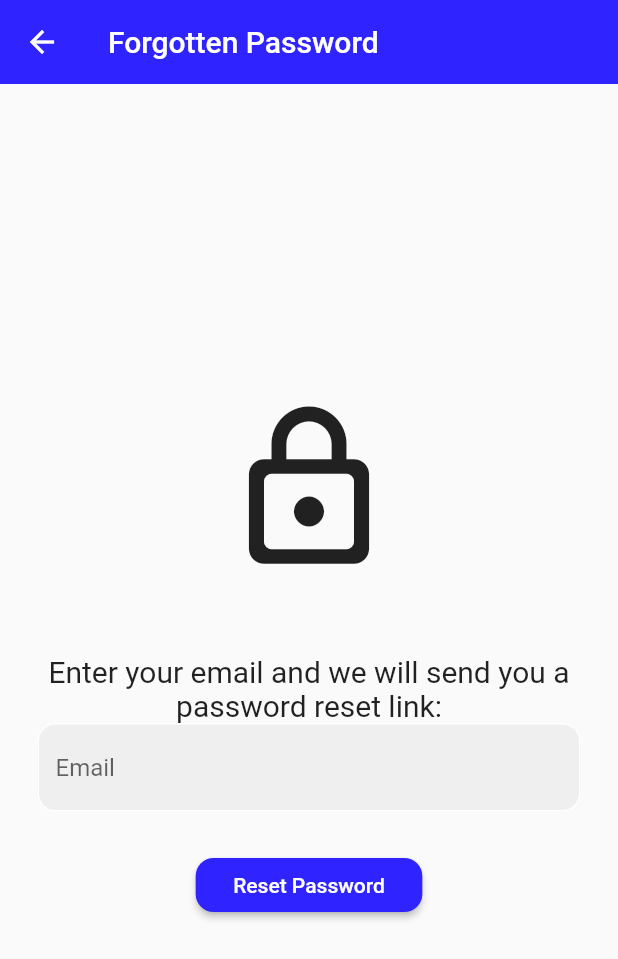
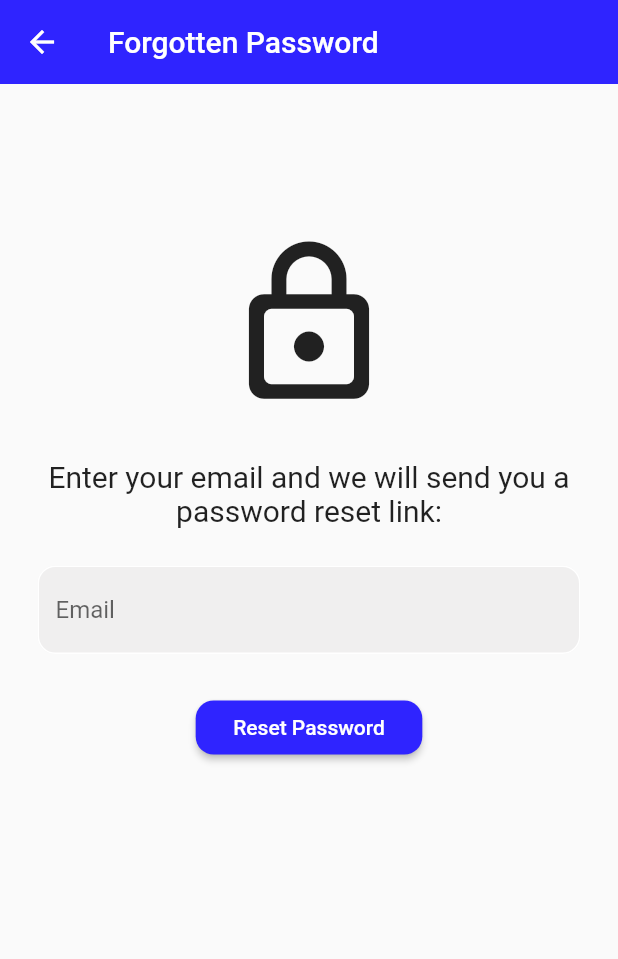
Before and after one commit to ofirmirkin/Athlete-Alert, a Flutter app: the ForgotPasswordPage screen opened directly, on a phone screen of 412 x 824 dp. Shown: the top 959 px of the screen. Run offline on Flutter 3.47's test engine with Material 2 defaults, Android fonts, the phone set to English and light mode, and no system bars; our stand-ins replace awesome_snackbar_content, cloud_firestore, firebase_auth, firebase_core, firebase_database, flutter_dotenv and 5 more; missing offline and left inert: flutter_google_places, google_api_headers, google_maps_webservice, twilio_flutter; accounts and stored records are empty; network calls fail.

Commit message:
Forgot Password Text Overflow Fix

```diff
--- a/lib/forgot-password.dart
+++ b/lib/forgot-password.dart
@@ -52,17 +52,20 @@ class _ForgotPasswordPageState extends State<ForgotPasswordPage> {
         elevation: 0,
       ),
 
-      body: Column(
+      body: SingleChildScrollView(
+        child: Column(
           mainAxisAlignment: MainAxisAlignment.center,
           children: [
+            SizedBox(height: 100,),
             Icon(
                   Icons.lock_outline_rounded ,
                   size: 120,
                 ),
-              SizedBox(height: 50),
+                SizedBox(height: 30),
             Text('Enter your email and we will send you a password reset link:',
             textAlign: TextAlign.center,
             style: TextStyle(fontSize:20)),
+            SizedBox(height: 25),
             Padding(
               padding: const EdgeInsets.symmetric (horizontal: 25.0),
               child: TextField(
@@ -96,6 +99,7 @@ class _ForgotPasswordPageState extends State<ForgotPasswordPage> {
           ),// MaterialButton
           ],
         ),
+      ),
     );
   }
 }
```
Lines whose indentation alone changed are shown as unchanged.
